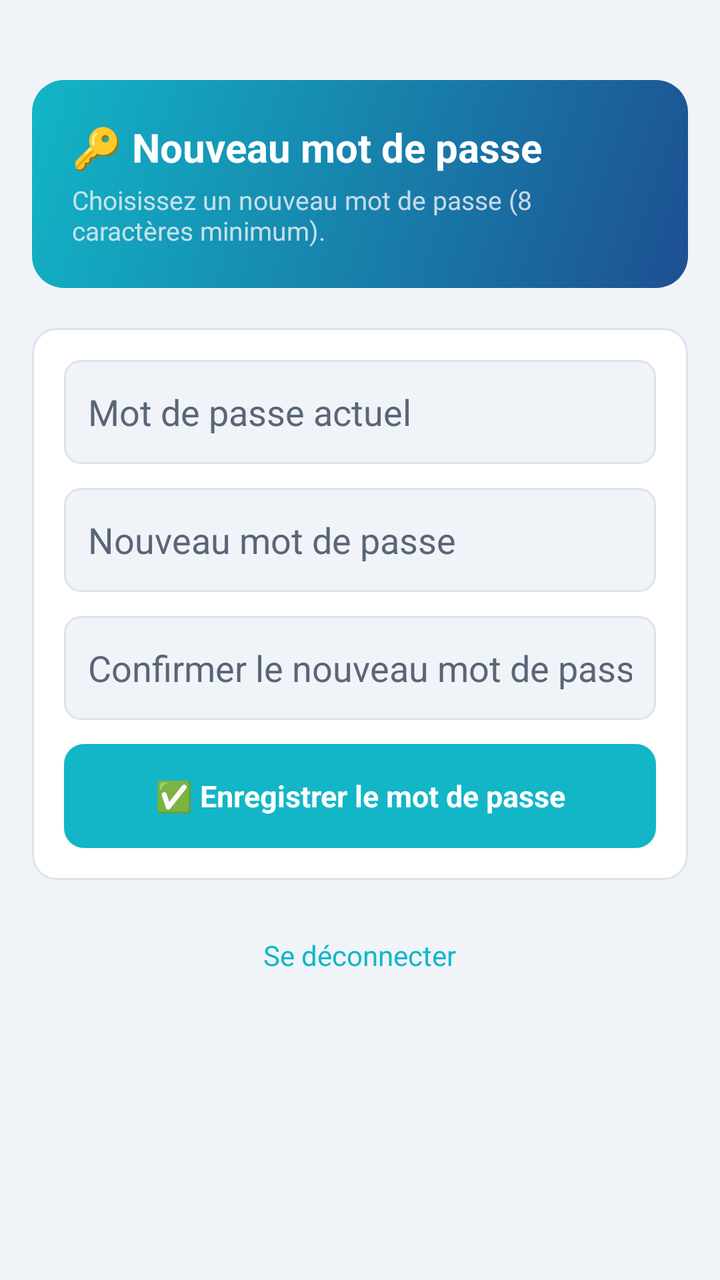
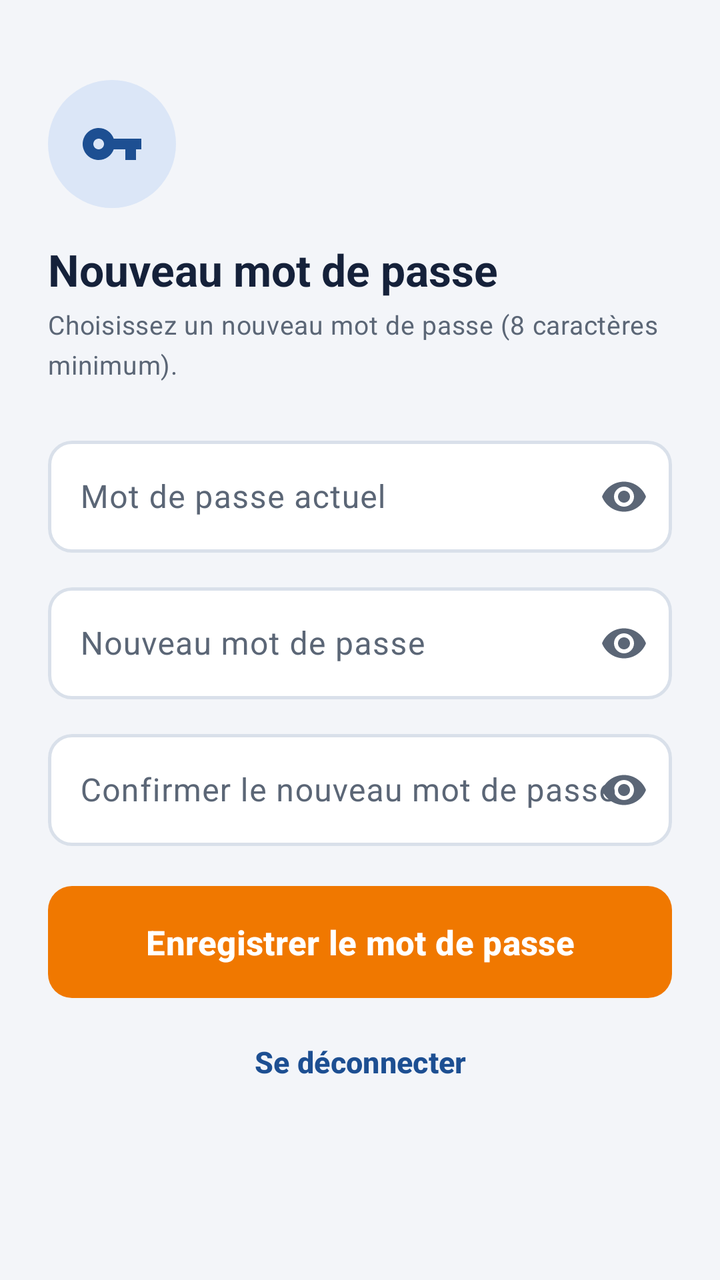

Before-and-after screenshots of an Android layout around one commit, followed by the original layout XML and the change that was made.
<!-- AndroidManifest.xml: application theme Theme.CPay -->
<!-- res/layout/activity_change_password.xml -->
<?xml version="1.0" encoding="utf-8"?>
<ScrollView xmlns:android="http://schemas.android.com/apk/res/android"
    android:layout_width="match_parent" android:layout_height="match_parent"
    android:background="@color/bg" android:padding="16dp">
    <LinearLayout android:layout_width="match_parent" android:layout_height="wrap_content"
        android:orientation="vertical">

        <LinearLayout android:layout_width="match_parent" android:layout_height="wrap_content"
            android:orientation="vertical" android:background="@drawable/bg_balance_card"
            android:padding="20dp" android:layout_marginTop="24dp" android:layout_marginBottom="20dp">
            <TextView android:id="@+id/tv_title" android:layout_width="wrap_content"
                android:layout_height="wrap_content" android:text="🔑 Nouveau mot de passe"
                android:textSize="20sp" android:textStyle="bold" android:textColor="#FFFFFF"/>
            <TextView android:id="@+id/tv_subtitle" android:layout_width="wrap_content"
                android:layout_height="wrap_content"
                android:text="Choisissez un nouveau mot de passe (8 caractères minimum)."
                android:textColor="#CCF0F4F8" android:textSize="13sp" android:layout_marginTop="4dp"/>
        </LinearLayout>

        <LinearLayout android:layout_width="match_parent" android:layout_height="wrap_content"
            android:orientation="vertical" android:background="@drawable/bg_card"
            android:padding="16dp">

            <EditText android:id="@+id/et_current_password" android:layout_width="match_parent"
                android:layout_height="52dp" android:hint="Mot de passe actuel"
                android:inputType="textPassword" android:background="@drawable/bg_input"
                android:padding="12dp" android:textColor="@color/text"
                android:textColorHint="@color/text_secondary" android:layout_marginBottom="12dp"/>

            <EditText android:id="@+id/et_new_password" android:layout_width="match_parent"
                android:layout_height="52dp" android:hint="Nouveau mot de passe"
                android:inputType="textPassword" android:background="@drawable/bg_input"
                android:padding="12dp" android:textColor="@color/text"
                android:textColorHint="@color/text_secondary" android:layout_marginBottom="12dp"/>

            <EditText android:id="@+id/et_confirm_password" android:layout_width="match_parent"
                android:layout_height="52dp" android:hint="Confirmer le nouveau mot de passe"
                android:inputType="textPassword" android:background="@drawable/bg_input"
                android:padding="12dp" android:textColor="@color/text"
                android:textColorHint="@color/text_secondary" android:layout_marginBottom="12dp"/>

            <TextView android:id="@+id/tv_error" android:layout_width="match_parent"
                android:layout_height="wrap_content" android:textColor="@color/danger"
                android:textSize="13sp" android:visibility="gone" android:layout_marginBottom="12dp"/>

            <ProgressBar android:id="@+id/progress_bar" android:layout_width="wrap_content"
                android:layout_height="wrap_content" android:layout_gravity="center"
                android:visibility="gone" android:layout_marginBottom="8dp"/>

            <TextView android:id="@+id/btn_submit" android:layout_width="match_parent"
                android:layout_height="52dp" android:text="✅ Enregistrer le mot de passe"
                android:textColor="#FFFFFF" android:textSize="15sp" android:textStyle="bold"
                android:background="@drawable/bg_btn_primary" android:gravity="center"
                android:clickable="true" android:focusable="true"/>
        </LinearLayout>

        <TextView android:id="@+id/tv_logout" android:layout_width="wrap_content"
            android:layout_height="wrap_content" android:text="Se déconnecter"
            android:textColor="@color/primary" android:textSize="14sp"
            android:layout_gravity="center" android:layout_marginTop="20dp"
            android:padding="8dp" android:clickable="true" android:focusable="true"/>
    </LinearLayout>
</ScrollView>
<!-- resources referenced by this layout -->
<resources>
  <color name="bg">#f0f4f8</color>
  <color name="danger">#ff3b30</color>
  <color name="primary">#12b6c7</color>
  <color name="text">#1e2d3d</color>
  <color name="text_secondary">#5a6677</color>
  <!-- drawable bg_balance_card (drawable) -->
  <?xml version="1.0" encoding="utf-8"?>
  <shape xmlns:android="http://schemas.android.com/apk/res/android">
      <gradient android:startColor="#1d4f92" android:endColor="#12b6c7"
          android:angle="135"/>
      <corners android:radius="16dp"/>
  </shape>
  <!-- drawable bg_btn_primary (drawable) -->
  <?xml version="1.0" encoding="utf-8"?>
  <shape xmlns:android="http://schemas.android.com/apk/res/android">
      <solid android:color="#12b6c7"/>
      <corners android:radius="10dp"/>
  </shape>
  <!-- drawable bg_card (drawable) -->
  <?xml version="1.0" encoding="utf-8"?>
  <shape xmlns:android="http://schemas.android.com/apk/res/android">
      <solid android:color="#FFFFFF"/>
      <corners android:radius="12dp"/>
      <stroke android:width="1dp" android:color="#dce3ed"/>
  </shape>
  <!-- drawable bg_input (drawable) -->
  <?xml version="1.0" encoding="utf-8"?>
  <shape xmlns:android="http://schemas.android.com/apk/res/android">
      <solid android:color="#f0f4f8"/>
      <stroke android:width="1dp" android:color="#dce3ed"/>
      <corners android:radius="8dp"/>
  </shape>
  <style name="Theme.CPay" parent="Theme.MaterialComponents.DayNight.NoActionBar">
          <item name="colorPrimary">@color/primary</item>
          <item name="colorPrimaryVariant">@color/primary_dark</item>
          <item name="colorOnPrimary">@color/white</item>
          <item name="colorSecondary">@color/accent</item>
          <item name="colorOnSecondary">@color/white</item>
          <item name="android:windowBackground">@color/bg</item>
          <item name="android:textColor">@color/text</item>
      </style>
  <color name="primary_dark">#1d4f92</color>
  <color name="white">#FFFFFF</color>
  <color name="accent">#00c896</color>
</resources>

<!-- the commit's change to res/layout/activity_change_password.xml (unified diff, before → after) -->
@@ -1,63 +1,38 @@
 <?xml version="1.0" encoding="utf-8"?>
 <ScrollView xmlns:android="http://schemas.android.com/apk/res/android"
-    android:layout_width="match_parent" android:layout_height="match_parent"
-    android:background="@color/bg" android:padding="16dp">
-    <LinearLayout android:layout_width="match_parent" android:layout_height="wrap_content"
-        android:orientation="vertical">
+    xmlns:app="http://schemas.android.com/apk/res-auto"
+    android:layout_width="match_parent" android:layout_height="match_parent" android:background="@color/surface_dim" android:fillViewport="true">
+    <LinearLayout android:layout_width="match_parent" android:layout_height="wrap_content" android:orientation="vertical" android:padding="24dp">
+        <ImageView android:layout_width="64dp" android:layout_height="64dp" android:padding="16dp" android:background="@drawable/bg_circle"
+            android:src="@drawable/ic_key" app:tint="@color/brand_primary" android:layout_marginTop="16dp" android:contentDescription="@null"/>
+        <TextView android:id="@+id/tv_title" android:layout_width="wrap_content" android:layout_height="wrap_content" android:text="@string/pwd_title"
+            android:textAppearance="@style/TextAppearance.CPay.Title" android:layout_marginTop="16dp"/>
+        <TextView android:id="@+id/tv_subtitle" android:layout_width="wrap_content" android:layout_height="wrap_content" android:text="@string/pwd_subtitle"
+            android:textAppearance="@style/TextAppearance.CPay.Secondary" android:layout_marginTop="4dp" android:layout_marginBottom="24dp"/>
 
-        <LinearLayout android:layout_width="match_parent" android:layout_height="wrap_content"
-            android:orientation="vertical" android:background="@drawable/bg_balance_card"
-            android:padding="20dp" android:layout_marginTop="24dp" android:layout_marginBottom="20dp">
-            <TextView android:id="@+id/tv_title" android:layout_width="wrap_content"
-                android:layout_height="wrap_content" android:text="🔑 Nouveau mot de passe"
-                android:textSize="20sp" android:textStyle="bold" android:textColor="#FFFFFF"/>
-            <TextView android:id="@+id/tv_subtitle" android:layout_width="wrap_content"
-                android:layout_height="wrap_content"
-                android:text="Choisissez un nouveau mot de passe (8 caractères minimum)."
-                android:textColor="#CCF0F4F8" android:textSize="13sp" android:layout_marginTop="4dp"/>
-        </LinearLayout>
+        <com.google.android.material.textfield.TextInputLayout android:layout_width="match_parent" android:layout_height="wrap_content"
+            android:hint="@string/pwd_current" app:endIconMode="password_toggle" app:boxBackgroundColor="@color/surface">
+            <com.google.android.material.textfield.TextInputEditText android:id="@+id/et_current_password" android:layout_width="match_parent"
+                android:layout_height="wrap_content" android:inputType="textPassword" android:maxLines="1" android:minHeight="56dp"/>
+        </com.google.android.material.textfield.TextInputLayout>
+        <com.google.android.material.textfield.TextInputLayout android:layout_width="match_parent" android:layout_height="wrap_content"
+            android:hint="@string/pwd_new" app:endIconMode="password_toggle" app:boxBackgroundColor="@color/surface" android:layout_marginTop="12dp">
+            <com.google.android.material.textfield.TextInputEditText android:id="@+id/et_new_password" android:layout_width="match_parent"
+                android:layout_height="wrap_content" android:inputType="textPassword" android:maxLines="1" android:minHeight="56dp"/>
+        </com.google.android.material.textfield.TextInputLayout>
+        <com.google.android.material.textfield.TextInputLayout android:layout_width="match_parent" android:layout_height="wrap_content"
+            android:hint="@string/pwd_confirm" app:endIconMode="password_toggle" app:boxBackgroundColor="@color/surface" android:layout_marginTop="12dp">
+            <com.google.android.material.textfield.TextInputEditText android:id="@+id/et_confirm_password" android:layout_width="match_parent"
+                android:layout_height="wrap_content" android:inputType="textPassword" android:maxLines="1" android:minHeight="56dp" android:imeOptions="actionDone"/>
+        </com.google.android.material.textfield.TextInputLayout>
 
-        <LinearLayout android:layout_width="match_parent" android:layout_height="wrap_content"
-            android:orientation="vertical" android:background="@drawable/bg_card"
-            android:padding="16dp">
-
-            <EditText android:id="@+id/et_current_password" android:layout_width="match_parent"
-                android:layout_height="52dp" android:hint="Mot de passe actuel"
-                android:inputType="textPassword" android:background="@drawable/bg_input"
-                android:padding="12dp" android:textColor="@color/text"
-                android:textColorHint="@color/text_secondary" android:layout_marginBottom="12dp"/>
-
-            <EditText android:id="@+id/et_new_password" android:layout_width="match_parent"
-                android:layout_height="52dp" android:hint="Nouveau mot de passe"
-                android:inputType="textPassword" android:background="@drawable/bg_input"
-                android:padding="12dp" android:textColor="@color/text"
-                android:textColorHint="@color/text_secondary" android:layout_marginBottom="12dp"/>
-
-            <EditText android:id="@+id/et_confirm_password" android:layout_width="match_parent"
-                android:layout_height="52dp" android:hint="Confirmer le nouveau mot de passe"
-                android:inputType="textPassword" android:background="@drawable/bg_input"
-                android:padding="12dp" android:textColor="@color/text"
-                android:textColorHint="@color/text_secondary" android:layout_marginBottom="12dp"/>
-
-            <TextView android:id="@+id/tv_error" android:layout_width="match_parent"
-                android:layout_height="wrap_content" android:textColor="@color/danger"
-                android:textSize="13sp" android:visibility="gone" android:layout_marginBottom="12dp"/>
-
-            <ProgressBar android:id="@+id/progress_bar" android:layout_width="wrap_content"
-                android:layout_height="wrap_content" android:layout_gravity="center"
-                android:visibility="gone" android:layout_marginBottom="8dp"/>
-
-            <TextView android:id="@+id/btn_submit" android:layout_width="match_parent"
-                android:layout_height="52dp" android:text="✅ Enregistrer le mot de passe"
-                android:textColor="#FFFFFF" android:textSize="15sp" android:textStyle="bold"
-                android:background="@drawable/bg_btn_primary" android:gravity="center"
-                android:clickable="true" android:focusable="true"/>
-        </LinearLayout>
-
-        <TextView android:id="@+id/tv_logout" android:layout_width="wrap_content"
-            android:layout_height="wrap_content" android:text="Se déconnecter"
-            android:textColor="@color/primary" android:textSize="14sp"
-            android:layout_gravity="center" android:layout_marginTop="20dp"
-            android:padding="8dp" android:clickable="true" android:focusable="true"/>
+        <TextView android:id="@+id/tv_error" android:layout_width="match_parent" android:layout_height="wrap_content"
+            android:background="@drawable/bg_banner_error" android:padding="12dp" android:textColor="@color/error_main" android:textSize="13sp"
+            android:layout_marginTop="16dp" android:visibility="gone"/>
+        <ProgressBar android:id="@+id/progress_bar" android:layout_width="wrap_content" android:layout_height="wrap_content" android:layout_gravity="center" android:visibility="gone" android:layout_marginTop="8dp"/>
+        <com.google.android.material.button.MaterialButton android:id="@+id/btn_submit" style="@style/Widget.CPay.Button.Primary"
+            android:layout_width="match_parent" android:layout_height="wrap_content" android:text="@string/pwd_submit" android:layout_marginTop="20dp"/>
+        <com.google.android.material.button.MaterialButton android:id="@+id/tv_logout" style="@style/Widget.CPay.Button.Text"
+            android:layout_width="match_parent" android:layout_height="wrap_content" android:text="@string/pwd_logout" android:layout_marginTop="8dp"/>
     </LinearLayout>
 </ScrollView>
<!-- resource entries referenced after the edit -->
@@ -1,48 +1,193 @@
 <!-- resources referenced by this layout -->
 <resources>
-  <color name="bg">#f0f4f8</color>
-  <color name="danger">#ff3b30</color>
-  <color name="primary">#12b6c7</color>
-  <color name="text">#1e2d3d</color>
-  <color name="text_secondary">#5a6677</color>
-  <!-- drawable bg_balance_card (drawable) -->
+  <color name="brand_primary">#1d4f92</color>
+  <color name="error_main">#c0392b</color>
+  <color name="surface">#ffffff</color>
+  <color name="surface_dim">#f3f5f9</color>
+  <!-- drawable bg_banner_error (drawable) -->
   <?xml version="1.0" encoding="utf-8"?>
   <shape xmlns:android="http://schemas.android.com/apk/res/android">
-      <gradient android:startColor="#1d4f92" android:endColor="#12b6c7"
-          android:angle="135"/>
-      <corners android:radius="16dp"/>
+      <solid android:color="@color/error_container"/>
+      <corners android:radius="12dp"/>
   </shape>
-  <!-- drawable bg_btn_primary (drawable) -->
+  <!-- drawable bg_circle (drawable) -->
   <?xml version="1.0" encoding="utf-8"?>
-  <shape xmlns:android="http://schemas.android.com/apk/res/android">
-      <solid android:color="#12b6c7"/>
-      <corners android:radius="10dp"/>
+  <shape xmlns:android="http://schemas.android.com/apk/res/android" android:shape="oval">
+      <solid android:color="@color/primary_container"/>
   </shape>
-  <!-- drawable bg_card (drawable) -->
+  <!-- drawable ic_key (drawable) -->
   <?xml version="1.0" encoding="utf-8"?>
-  <shape xmlns:android="http://schemas.android.com/apk/res/android">
-      <solid android:color="#FFFFFF"/>
-      <corners android:radius="12dp"/>
-      <stroke android:width="1dp" android:color="#dce3ed"/>
-  </shape>
-  <!-- drawable bg_input (drawable) -->
-  <?xml version="1.0" encoding="utf-8"?>
-  <shape xmlns:android="http://schemas.android.com/apk/res/android">
-      <solid android:color="#f0f4f8"/>
-      <stroke android:width="1dp" android:color="#dce3ed"/>
-      <corners android:radius="8dp"/>
-  </shape>
-  <style name="Theme.CPay" parent="Theme.MaterialComponents.DayNight.NoActionBar">
-          <item name="colorPrimary">@color/primary</item>
-          <item name="colorPrimaryVariant">@color/primary_dark</item>
+  <vector xmlns:android="http://schemas.android.com/apk/res/android"
+      android:width="24dp" android:height="24dp" android:viewportWidth="24" android:viewportHeight="24"
+      android:tint="?attr/colorControlNormal">
+      <path android:fillColor="@android:color/white" android:pathData="M12.65,10C11.83,7.67 9.61,6 7,6c-3.31,0 -6,2.69 -6,6s2.69,6 6,6c2.61,0 4.83,-1.67 5.65,-4H17v4h4v-4h2v-4H12.65zM7,14c-1.1,0 -2,-0.9 -2,-2s0.9,-2 2,-2 2,0.9 2,2 -0.9,2 -2,2z"/>
+  </vector>
+  <string name="pwd_confirm">Confirmer le nouveau mot de passe</string>
+  <string name="pwd_current">Mot de passe actuel</string>
+  <string name="pwd_logout">Se déconnecter</string>
+  <string name="pwd_new">Nouveau mot de passe</string>
+  <string name="pwd_submit">Enregistrer le mot de passe</string>
+  <string name="pwd_subtitle">Choisissez un nouveau mot de passe (8 caractères minimum).</string>
+  <string name="pwd_title">Nouveau mot de passe</string>
+  <style name="TextAppearance.CPay.Secondary" parent="TextAppearance.Material3.BodyMedium">
+          <item name="android:textSize">13sp</item>
+          <item name="android:textColor">@color/on_surface_variant</item>
+      </style>
+  <style name="TextAppearance.CPay.Title" parent="TextAppearance.Material3.TitleLarge">
+          <item name="android:textSize">22sp</item>
+          <item name="android:textStyle">bold</item>
+          <item name="android:textColor">@color/on_surface</item>
+      </style>
+  <style name="Widget.CPay.Button.Primary" parent="Widget.CPay.Button">
+          <item name="android:minHeight">56dp</item>
+          <item name="android:textSize">17sp</item>
+      </style>
+  <style name="Widget.CPay.Button.Text" parent="Widget.Material3.Button.TextButton">
+          <item name="android:minHeight">48dp</item>
+          <item name="android:textSize">15sp</item>
+          <item name="android:textStyle">bold</item>
+          <item name="android:textAllCaps">false</item>
+          <item name="android:textColor">@color/brand_primary</item>
+          <item name="iconTint">@color/brand_primary</item>
+      </style>
+  <style name="Theme.CPay" parent="Theme.Material3.Light.NoActionBar">
+          <item name="colorPrimary">@color/brand_primary</item>
           <item name="colorOnPrimary">@color/white</item>
-          <item name="colorSecondary">@color/accent</item>
+          <item name="colorPrimaryContainer">@color/primary_container</item>
+          <item name="colorOnPrimaryContainer">@color/on_primary_container</item>
+          <item name="colorSecondary">@color/brand_accent</item>
           <item name="colorOnSecondary">@color/white</item>
-          <item name="android:windowBackground">@color/bg</item>
-          <item name="android:textColor">@color/text</item>
+          <item name="colorSecondaryContainer">@color/accent_container</item>
+          <item name="colorOnSecondaryContainer">@color/on_accent_container</item>
+          <item name="colorTertiary">@color/brand_cyan</item>
+          <item name="colorOnTertiary">@color/white</item>
+          <item name="colorTertiaryContainer">@color/cyan_container</item>
+          <item name="colorOnTertiaryContainer">@color/on_cyan_container</item>
+          <item name="colorError">@color/error_main</item>
+          <item name="colorOnError">@color/white</item>
+          <item name="colorErrorContainer">@color/error_container</item>
+          <item name="colorOnErrorContainer">@color/error_main</item>
+          <item name="colorSurface">@color/surface</item>
+          <item name="colorOnSurface">@color/on_surface</item>
+          <item name="colorSurfaceVariant">@color/surface_variant</item>
+          <item name="colorOnSurfaceVariant">@color/on_surface_variant</item>
+          <item name="colorOutline">@color/outline</item>
+          <item name="colorOutlineVariant">@color/outline</item>
+          <item name="colorSurfaceContainer">@color/surface</item>
+          <item name="colorSurfaceContainerLow">@color/surface_dim</item>
+          <item name="colorSurfaceContainerHigh">@color/surface_variant</item>
+          <item name="android:colorBackground">@color/surface_dim</item>
+          <item name="android:windowBackground">@color/surface_dim</item>
+          <item name="android:statusBarColor">@color/surface_dim</item>
+          <item name="android:windowLightStatusBar">true</item>
+          <item name="android:navigationBarColor">@color/surface</item>
+  
+          <item name="shapeAppearanceSmallComponent">@style/ShapeAppearance.CPay.Small</item>
+          <item name="shapeAppearanceMediumComponent">@style/ShapeAppearance.CPay.Medium</item>
+          <item name="shapeAppearanceLargeComponent">@style/ShapeAppearance.CPay.Large</item>
+          <item name="shapeAppearanceCornerSmall">@style/ShapeAppearance.CPay.Small</item>
+          <item name="shapeAppearanceCornerMedium">@style/ShapeAppearance.CPay.Medium</item>
+          <item name="shapeAppearanceCornerLarge">@style/ShapeAppearance.CPay.Large</item>
+  
+          <item name="materialButtonStyle">@style/Widget.CPay.Button</item>
+          <item name="materialCardViewStyle">@style/Widget.CPay.Card</item>
+          <item name="textInputStyle">@style/Widget.CPay.TextInputLayout</item>
+          <item name="chipStyle">@style/Widget.CPay.Chip</item>
+          <item name="bottomSheetDialogTheme">@style/ThemeOverlay.CPay.BottomSheet</item>
+          <item name="bottomNavigationStyle">@style/Widget.CPay.BottomNavigation</item>
       </style>
-  <color name="primary_dark">#1d4f92</color>
-  <color name="white">#FFFFFF</color>
-  <color name="accent">#00c896</color>
+  <color name="error_container">#fde8e6</color>
+  <color name="primary_container">#dbe6f7</color>
+  <color name="on_surface_variant">#5b6676</color>
+  <color name="on_surface">#15213a</color>
+  <style name="Widget.CPay.Button" parent="Widget.Material3.Button">
+          <item name="android:minHeight">52dp</item>
+          <item name="android:textSize">16sp</item>
+          <item name="android:textStyle">bold</item>
+          <item name="android:textAllCaps">false</item>
+          <item name="backgroundTint">@color/btn_primary_bg</item>
+          <item name="android:textColor">@color/white</item>
+          <item name="iconTint">@color/white</item>
+          <item name="shapeAppearance">@style/ShapeAppearance.CPay.Medium</item>
+          <item name="android:insetTop">0dp</item>
+          <item name="android:insetBottom">0dp</item>
+      </style>
+  <color name="white">#ffffff</color>
+  <color name="on_primary_container">#0b1f45</color>
+  <color name="brand_accent">#f07800</color>
+  <color name="accent_container">#ffe6cc</color>
+  <color name="on_accent_container">#4a2400</color>
+  <color name="brand_cyan">#00b4c8</color>
+  <color name="cyan_container">#d4f4f8</color>
+  <color name="on_cyan_container">#003c44</color>
+  <color name="surface_variant">#eef2f8</color>
+  <color name="outline">#d9e0ea</color>
+  <style name="ShapeAppearance.CPay.Small" parent="ShapeAppearance.Material3.Corner.Small">
+          <item name="cornerFamily">rounded</item>
+          <item name="cornerSize">12dp</item>
+      </style>
+  <style name="ShapeAppearance.CPay.Medium" parent="ShapeAppearance.Material3.Corner.Medium">
+          <item name="cornerFamily">rounded</item>
+          <item name="cornerSize">12dp</item>
+      </style>
+  <style name="ShapeAppearance.CPay.Large" parent="ShapeAppearance.Material3.Corner.Large">
+          <item name="cornerFamily">rounded</item>
+          <item name="cornerSize">20dp</item>
+      </style>
+  <style name="Widget.CPay.Card" parent="Widget.Material3.CardView.Elevated">
+          <item name="cardBackgroundColor">@color/surface</item>
+          <item name="cardElevation">0dp</item>
+          <item name="strokeColor">@color/outline</item>
+          <item name="strokeWidth">1dp</item>
+          <item name="cardCornerRadius">16dp</item>
+          <item name="contentPadding">0dp</item>
+      </style>
+  <style name="Widget.CPay.TextInputLayout" parent="Widget.Material3.TextInputLayout.OutlinedBox">
+          <item name="boxCornerRadiusTopStart">12dp</item>
+          <item name="boxCornerRadiusTopEnd">12dp</item>
+          <item name="boxCornerRadiusBottomStart">12dp</item>
+          <item name="boxCornerRadiusBottomEnd">12dp</item>
+          <item name="boxStrokeColor">@color/text_input_stroke</item>
+          <item name="boxStrokeWidth">1.5dp</item>
+          <item name="hintTextColor">@color/brand_primary</item>
+          <item name="errorTextColor">@color/error_main</item>
+      </style>
+  <style name="Widget.CPay.Chip" parent="Widget.Material3.Chip.Filter">
+          <item name="chipBackgroundColor">@color/chip_bg</item>
+          <item name="android:textColor">@color/chip_text</item>
+          <item name="chipStrokeColor">@color/chip_stroke</item>
+          <item name="chipStrokeWidth">1dp</item>
+          <item name="chipMinHeight">40dp</item>
+          <item name="checkedIconVisible">false</item>
+          <item name="android:textSize">14sp</item>
+          <item name="ensureMinTouchTargetSize">true</item>
+      </style>
+  <style name="ThemeOverlay.CPay.BottomSheet" parent="ThemeOverlay.Material3.BottomSheetDialog">
+          <item name="bottomSheetStyle">@style/Widget.CPay.BottomSheet</item>
+      </style>
+  <style name="Widget.CPay.BottomNavigation" parent="Widget.Material3.BottomNavigationView">
+          <item name="itemIconTint">@color/nav_color</item>
+          <item name="itemTextColor">@color/nav_color</item>
+          <item name="itemActiveIndicatorStyle">@style/Widget.CPay.BottomNavigation.Indicator</item>
+          <item name="android:background">@color/surface</item>
+          <item name="labelVisibilityMode">labeled</item>
+          <item name="itemPaddingTop">8dp</item>
+          <item name="itemPaddingBottom">8dp</item>
+      </style>
+  <style name="Widget.CPay.BottomSheet" parent="Widget.Material3.BottomSheet.Modal">
+          <item name="shapeAppearance">@style/ShapeAppearance.CPay.Sheet</item>
+          <item name="backgroundTint">@color/surface</item>
+          <item name="android:paddingTop">8dp</item>
+      </style>
+  <style name="Widget.CPay.BottomNavigation.Indicator" parent="Widget.Material3.BottomNavigationView.ActiveIndicator">
+          <item name="android:color">@color/accent_container</item>
+      </style>
+  <style name="ShapeAppearance.CPay.Sheet" parent="ShapeAppearance.Material3.Corner.ExtraLarge">
+          <item name="cornerFamily">rounded</item>
+          <item name="cornerSizeTopLeft">24dp</item>
+          <item name="cornerSizeTopRight">24dp</item>
+          <item name="cornerSizeBottomLeft">0dp</item>
+          <item name="cornerSizeBottomRight">0dp</item>
+      </style>
 </resources>
 
